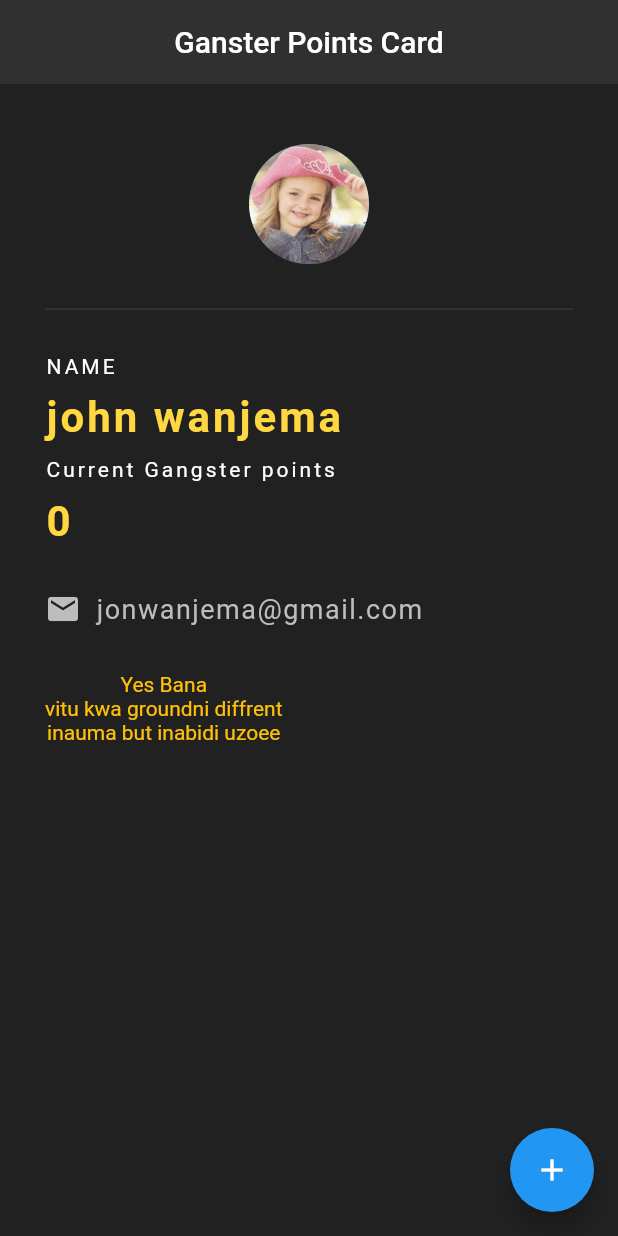
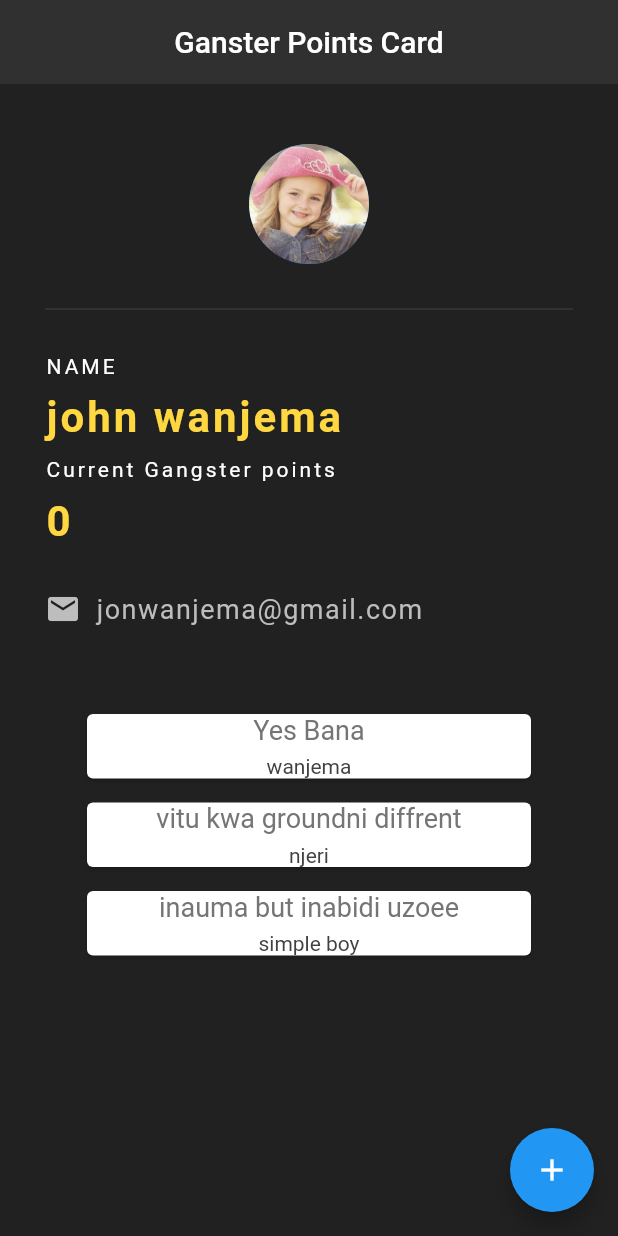
Before and after one commit to johnwanjema/flutter-app, a Flutter app: the screen it shows after launch, on a phone screen of 412 x 824 dp. Run offline on Flutter 3.47's test engine with Material 2 defaults, Android fonts, the phone set to English and light mode, and no system bars.

Commit message:
added cards

```diff
--- a/lib/main.dart
+++ b/lib/main.dart
@@ -1,8 +1,7 @@
 import 'package:flutter/material.dart';
+import 'package:helloflutter/quote.dart';
 
-void main() => runApp(MaterialApp(
- home:Home()
-));
+void main() => runApp(MaterialApp(home: Home()));
 
 class Home extends StatefulWidget {
   @override
@@ -10,10 +9,36 @@ class Home extends StatefulWidget {
 }
 
 class _HomeState extends State<Home> {
-  int  ninjalevel = 0;
-  List<String> quotes = [
-    'Yes Bana','vitu kwa groundni diffrent','inauma but inabidi uzoee'
+  int ninjalevel = 0;
+  List<Quote> quotes = [
+    Quote(author: 'wanjema', text: 'Yes Bana'),
+    Quote(author: 'njeri', text: 'vitu kwa groundni diffrent'),
+    Quote(author: 'simple boy', text: 'inauma but inabidi uzoee')
   ];
+  Widget quoteTemplate(quote) {
+    return Card(
+      margin: EdgeInsets.fromLTRB(16, 16, 16, 0),
+      child: Column(
+        children: <Widget>[
+          Text(
+            quote.text,
+            style: TextStyle(fontSize: 18.0, color: Colors.grey[600]),
+          ),
+          SizedBox(
+            height: 6.0,
+          ),
+          Text(
+            quote.author,
+            style: TextStyle(
+              fontSize: 14.0,
+              color: Colors.grey[800]
+            ),
+          )
+        ],
+      ),
+    );
+  }
+
   @override
   Widget build(BuildContext context) {
     return Scaffold(
@@ -25,14 +50,12 @@ class _HomeState extends State<Home> {
         elevation: 0.0,
       ),
       floatingActionButton: FloatingActionButton(
-        onPressed: (){
+        onPressed: () {
           setState(() {
             ninjalevel += 1;
           });
         },
-        child: Icon(
-          Icons.add
-        ),
+        child: Icon(Icons.add),
       ),
       body: Padding(
         padding: EdgeInsets.fromLTRB(30, 40, 30, 0),
@@ -42,56 +65,55 @@ class _HomeState extends State<Home> {
             Center(
               child: CircleAvatar(
                 radius: 40,
-               backgroundImage:  AssetImage('assests/avatar.jpg'),
+                backgroundImage: AssetImage('assests/avatar.jpg'),
               ),
             ),
-            Divider(
-              height: 60,
-              color:Colors.grey[800]
-            ),
+            Divider(height: 60, color: Colors.grey[800]),
             Text(
               'NAME',
-                style: TextStyle(
-                  color:Colors.white,
-                  letterSpacing: 2.0
+              style: TextStyle(color: Colors.white, letterSpacing: 2.0),
             ),
+            SizedBox(
+              height: 10.0,
             ),
-            SizedBox(height: 10.0,),
             Text(
               'john wanjema',
               style: TextStyle(
-                  color:Colors.amberAccent[200],
+                  color: Colors.amberAccent[200],
                   letterSpacing: 2.0,
                   fontSize: 28.0,
-                fontWeight: FontWeight.bold
+                  fontWeight: FontWeight.bold),
             ),
+            SizedBox(
+              height: 10.0,
             ),
-            SizedBox(height: 10.0,),
             Text(
               'Current Gangster points',
-              style: TextStyle(
-                  color:Colors.white,
-                  letterSpacing: 2.0
+              style: TextStyle(color: Colors.white, letterSpacing: 2.0),
             ),
+            SizedBox(
+              height: 10.0,
             ),
-            SizedBox(height: 10.0,),
             Text(
               '$ninjalevel ',
               style: TextStyle(
-                  color:Colors.amberAccent[200],
+                  color: Colors.amberAccent[200],
                   letterSpacing: 2.0,
                   fontSize: 28.0,
-                  fontWeight: FontWeight.bold
+                  fontWeight: FontWeight.bold),
             ),
+            SizedBox(
+              height: 30.0,
             ),
-            SizedBox(height: 30.0,),
             Row(
               children: <Widget>[
                 Icon(
                   Icons.email,
                   color: Colors.grey[400],
                 ),
-                SizedBox(width : 10.0,),
+                SizedBox(
+                  width: 10.0,
+                ),
                 Text(
                   'jonwanjema@gmail.com',
                   style: TextStyle(
@@ -102,13 +124,17 @@ class _HomeState extends State<Home> {
                 ),
               ],
             ),
-            SizedBox(height: 30.0,),
-            Column(
-              children: quotes.map((quote)=> Text(quote,
-                style: TextStyle(
-                    color: Colors.amber
+            SizedBox(
+              height: 30.0,
             ),
-              )).toList(),
+            Padding(
+              padding: const EdgeInsets.all(12.0),
+              child: Column(
+                crossAxisAlignment: CrossAxisAlignment.stretch,
+                children: quotes
+                    .map((quote) => quoteTemplate(quote)).toList()
+                    .toList(),
+              ),
             ),
           ],
         ),
```
Lines whose indentation alone changed are shown as unchanged.
